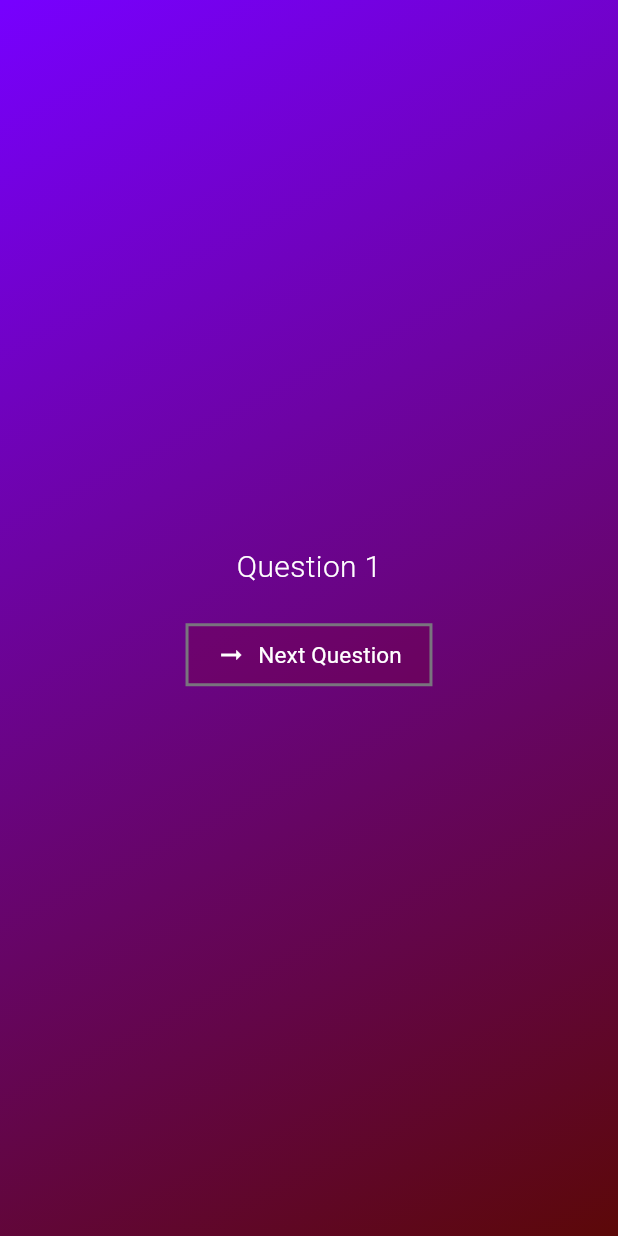
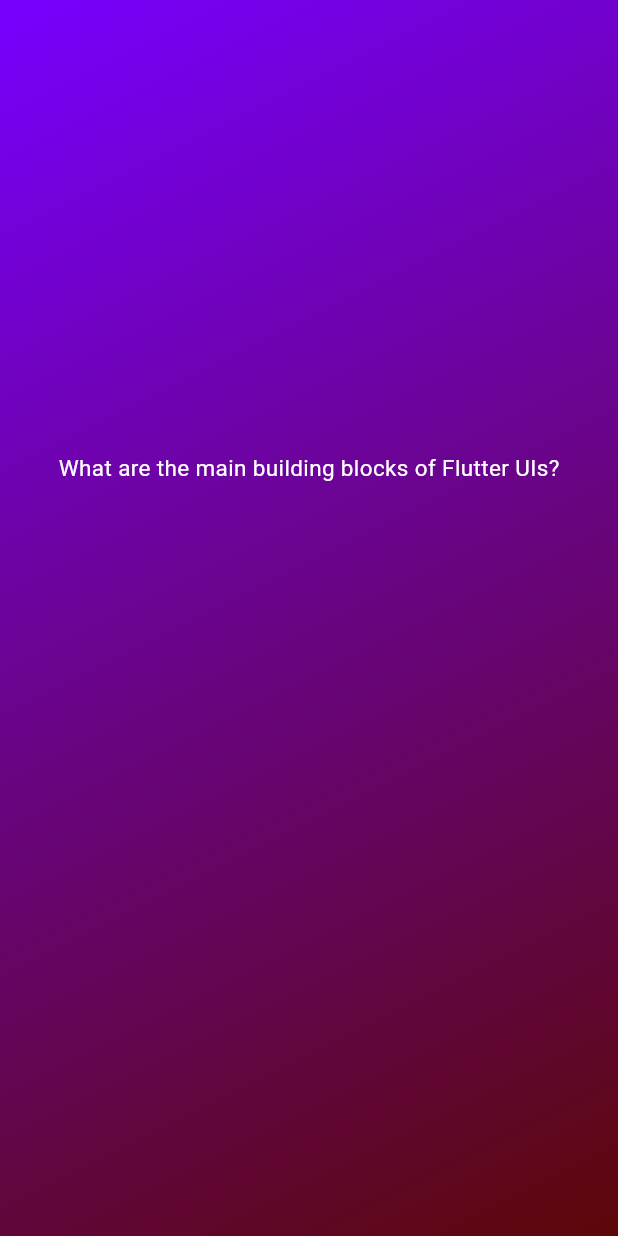
Before and after one commit to D1abol1cal/quiz_app, a Flutter app: the screen it shows after launch, after a tap on "Start Quiz", on a phone screen of 412 x 824 dp. Run offline on Flutter 3.47's test engine with Material 3 defaults, Android fonts, the phone set to English and light mode, and no system bars; Roboto replaces fonts that are missing (arial).

Commit message:
Questions screen basic render

```diff
--- /dev/null
+++ b/lib/models/questions.dart
@@ -0,0 +1,55 @@
+import 'package:quiz_app/models/quiz_questions.dart';
+
+const questions = [
+  QuizQuestion(
+    'What are the main building blocks of Flutter UIs?',
+    [
+      'Widgets',
+      'Components',
+      'Blocks',
+      'Functions',
+    ],
+  ),
+  QuizQuestion('How are Flutter UIs built?', [
+    'By combining widgets in code',
+    'By combining widgets in a visual editor',
+    'By defining widgets in config files',
+    'By using XCode for iOS and Android Studio for Android',
+  ]),
+  QuizQuestion(
+    'What\'s the purpose of a StatefulWidget?',
+    [
+      'Update UI as data changes',
+      'Update data as UI changes',
+      'Ignore data changes',
+      'Render UI that does not depend on data',
+    ],
+  ),
+  QuizQuestion(
+    'Which widget should you try to use more often: StatelessWidget or StatefulWidget?',
+    [
+      'StatelessWidget',
+      'StatefulWidget',
+      'Both are equally good',
+      'None of the above',
+    ],
+  ),
+  QuizQuestion(
+    'What happens if you change data in a StatelessWidget?',
+    [
+      'The UI is not updated',
+      'The UI is updated',
+      'The closest StatefulWidget is updated',
+      'Any nested StatefulWidgets are updated',
+    ],
+  ),
+  QuizQuestion(
+    'How should you update data inside of StatefulWidgets?',
+    [
+      'By calling setState()',
+      'By calling updateData()',
+      'By calling updateUI()',
+      'By calling updateState()',
+    ],
+  ),
+];
--- /dev/null
+++ b/lib/models/quiz_questions.dart
@@ -0,0 +1,5 @@
+class QuizQuestion {
+  const QuizQuestion(this.text, this.answers);
+  final String text;
+  final List<String> answers;
+}
--- a/lib/questions_screen.dart
+++ b/lib/questions_screen.dart
@@ -1,4 +1,5 @@
 import 'package:flutter/material.dart';
+import 'package:quiz_app/models/questions.dart';
 
 class QuestionsScreen extends StatefulWidget {
   const QuestionsScreen({Key? key}) : super(key: key);
@@ -10,9 +11,7 @@ class QuestionsScreen extends StatefulWidget {
 class _QuestionsScreenState extends State<QuestionsScreen> {
   @override
   Widget build(BuildContext context) {
-    return MaterialApp(
-      home: Scaffold(
-        body: Container(
+    return Container(
       decoration: const BoxDecoration(
         gradient: LinearGradient(
           colors: [
@@ -27,45 +26,17 @@ class _QuestionsScreenState extends State<QuestionsScreen> {
         child: Column(
           mainAxisSize: MainAxisSize.min,
           children: [
-                const Text(
-                  'Question 1',
-                  style: TextStyle(
+            Text(
+              questions[0].text,
+              style: const TextStyle(
                 color: Colors.white,
-                    fontSize: 20,
-                    fontWeight: FontWeight.w300,
-                    fontFamily: 'arial',
+                fontSize: 15,
               ),
             ),
-                const SizedBox(height: 20),
-                OutlinedButton.icon(
-                  onPressed: () {},
-                  style: OutlinedButton.styleFrom(
-                    foregroundColor: const Color.fromARGB(255, 255, 255, 255),
-                    backgroundColor: const Color.fromARGB(88, 114, 0, 63),
-                    padding: const EdgeInsets.symmetric(
-                      vertical: 10,
-                      horizontal: 20,
-                    ),
-                    shape: const BeveledRectangleBorder(),
-                  ),
-                  icon: const Icon(
-                    Icons.arrow_right_alt,
-                    color: Colors.white,
-                    size: 20,
-                  ),
-                  label: const Text(
-                    'Next Question',
-                    style: TextStyle(
-                      color: Colors.white,
-                      fontSize: 15,
-                      fontWeight: FontWeight.normal,
-                      fontFamily: 'Roboto',
-                    ),
-                  ),
+            const SizedBox(
+              height: 200,
             ),
           ],
-            ),
-          ),
         ),
       ),
     );
--- a/lib/quiz.dart
+++ b/lib/quiz.dart
@@ -11,12 +11,6 @@ class Quiz extends StatefulWidget {
 
 class _QuizState extends State<Quiz> {
   String activeScreen = 'start-screen';
-
-  @override
-  void initState() {
-    activeScreen = 'start-screen';
-    super.initState();
-  }
 
   switchScreen() {
     setState(() {
```
Lines whose indentation alone changed are shown as unchanged.
